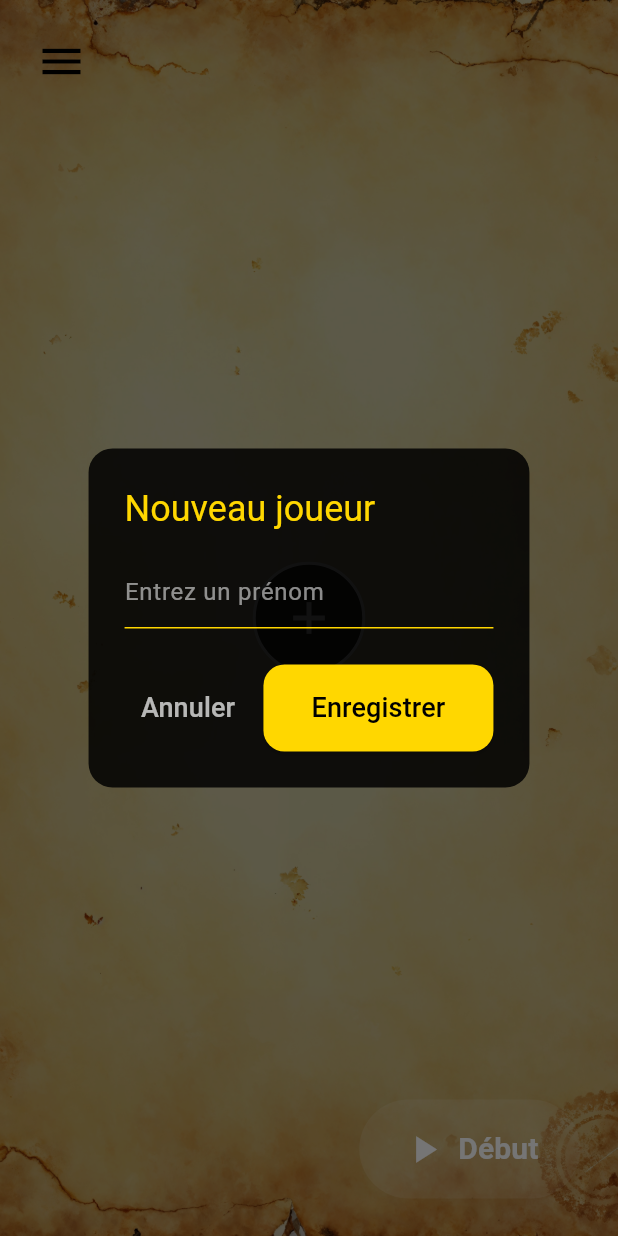
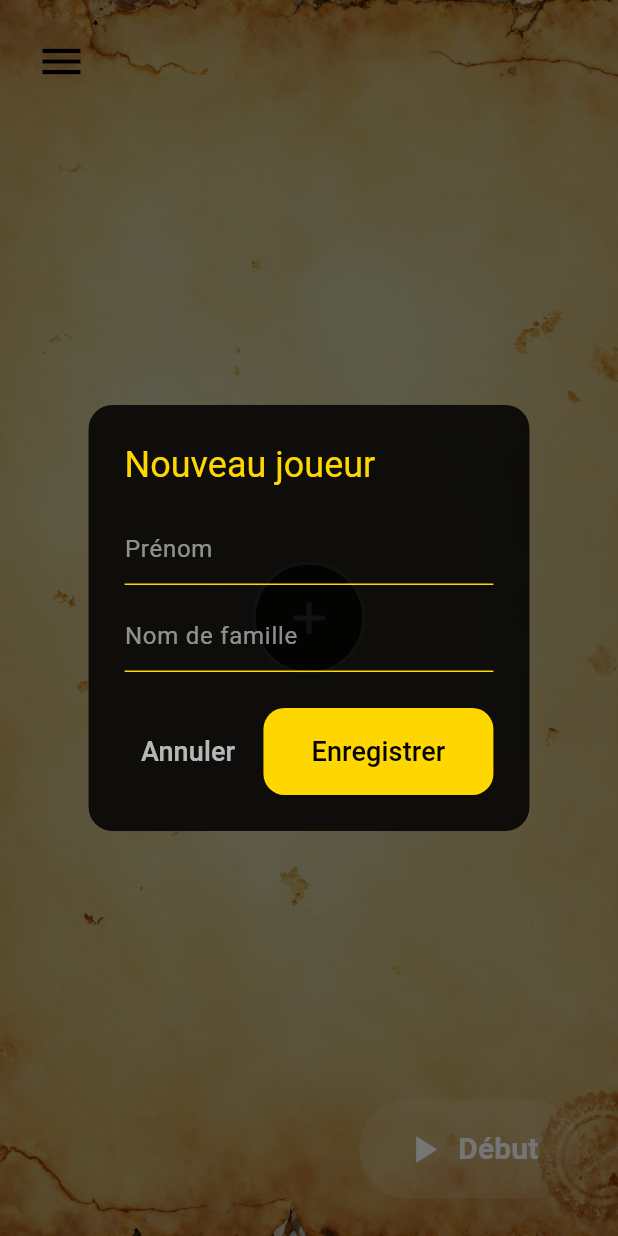
Before and after one commit to WilliamAGENEAU/Skull-King-Score, a Flutter app: the PlayerSelectionPage screen opened directly, after a tap on the "add" icon, on a phone screen of 412 x 824 dp. Run offline on Flutter 3.47's test engine with Material 3 defaults, Android fonts, the phone set to English and light mode, and no system bars; our stand-ins replace confetti, fl_chart, flutter_svg, shared_preferences; accounts and stored records are empty; Roboto replaces fonts that are missing (Poppins).

Commit message:
Mise a jours palmares + Prenom avatars + stepper retours + couleurs des courbes et tooltip

```diff
--- /dev/null
+++ b/devtools_options.yaml
@@ -0,0 +1,3 @@
+description: This file stores settings for Dart & Flutter DevTools.
+documentation: https://docs.flutter.dev/tools/devtools/extensions#configure-extension-enablement-states
+extensions:
--- a/lib/ui/pages/player_selection_page.dart
+++ b/lib/ui/pages/player_selection_page.dart
@@ -67,7 +67,7 @@ class _PlayerSelectionPageState extends State<PlayerSelectionPage>
               backgroundColor: AppTheme.primaryGold,
             ),
             onPressed: () {
-              Navigator.pop(context); // Ferme le dialogue
+              Navigator.pop(context);
               Navigator.pushAndRemoveUntil(
                 context,
                 MaterialPageRoute(builder: (_) => const HomePage()),
@@ -87,7 +87,8 @@ class _PlayerSelectionPageState extends State<PlayerSelectionPage>
   void _addPlayer() async {
     if (_players.length >= 8) return;
 
-    final TextEditingController nameController = TextEditingController();
+    final TextEditingController firstNameController = TextEditingController();
+    final TextEditingController lastNameController = TextEditingController();
 
     await showDialog(
       context: context,
@@ -101,19 +102,45 @@ class _PlayerSelectionPageState extends State<PlayerSelectionPage>
             "Nouveau joueur",
             style: TextStyle(color: AppTheme.primaryGold),
           ),
-          content: TextField(
-            controller: nameController,
+          content: Column(
+            mainAxisSize: MainAxisSize.min,
+            children: [
+              TextField(
+                controller: firstNameController,
                 style: const TextStyle(color: Colors.white),
                 decoration: const InputDecoration(
-              hintText: "Entrez un prénom",
+                  hintText: "Prénom",
                   hintStyle: TextStyle(color: Colors.white54),
                   enabledBorder: UnderlineInputBorder(
                     borderSide: BorderSide(color: AppTheme.primaryGold),
                   ),
                   focusedBorder: UnderlineInputBorder(
-                borderSide: BorderSide(color: AppTheme.primaryGold, width: 2),
+                    borderSide: BorderSide(
+                      color: AppTheme.primaryGold,
+                      width: 2,
                     ),
                   ),
+                ),
+              ),
+              const SizedBox(height: 10),
+              TextField(
+                controller: lastNameController,
+                style: const TextStyle(color: Colors.white),
+                decoration: const InputDecoration(
+                  hintText: "Nom de famille",
+                  hintStyle: TextStyle(color: Colors.white54),
+                  enabledBorder: UnderlineInputBorder(
+                    borderSide: BorderSide(color: AppTheme.primaryGold),
+                  ),
+                  focusedBorder: UnderlineInputBorder(
+                    borderSide: BorderSide(
+                      color: AppTheme.primaryGold,
+                      width: 2,
+                    ),
+                  ),
+                ),
+              ),
+            ],
           ),
           actions: [
             TextButton(
@@ -128,10 +155,18 @@ class _PlayerSelectionPageState extends State<PlayerSelectionPage>
                 backgroundColor: AppTheme.primaryGold,
               ),
               onPressed: () {
-                final name = nameController.text.trim();
-                if (name.isNotEmpty) {
-                  setState(() => _players.add(name));
+                final firstName = firstNameController.text.trim();
+                final lastName = lastNameController.text.trim();
+
+                if (firstName.isNotEmpty && lastName.isNotEmpty) {
+                  final formattedName =
+                      "${_capitalize(firstName)} ${lastName[0].toUpperCase()}.";
+                  setState(() => _players.add(formattedName));
+                } else if (firstName.isNotEmpty) {
+                  // si seul le prénom est saisi
+                  setState(() => _players.add(_capitalize(firstName)));
                 }
+
                 Navigator.pop(context);
               },
               child: const Text(
@@ -145,6 +180,10 @@ class _PlayerSelectionPageState extends State<PlayerSelectionPage>
     );
   }
 
+  String _capitalize(String text) => text.isEmpty
+      ? text
+      : text[0].toUpperCase() + text.substring(1).toLowerCase();
+
   void _removePlayer(String name) {
     setState(() => _players.remove(name));
   }
@@ -154,14 +193,10 @@ class _PlayerSelectionPageState extends State<PlayerSelectionPage>
     return Scaffold(
       body: Stack(
         children: [
-          // Image de fond
           Positioned.fill(
             child: Image.asset('assets/images/papier.jpg', fit: BoxFit.cover),
           ),
-
-          // Légère teinte pour le contraste
           Container(color: Colors.black.withOpacity(0.2)),
-          // Bouton menu haut droit
           SafeArea(
             child: Align(
               alignment: Alignment.topLeft,
@@ -175,7 +210,6 @@ class _PlayerSelectionPageState extends State<PlayerSelectionPage>
               ),
             ),
           ),
-          // Contenu centré
           FadeTransition(
             opacity: _fadeAnimation,
             child: Center(
@@ -197,8 +231,6 @@ class _PlayerSelectionPageState extends State<PlayerSelectionPage>
               ),
             ),
           ),
-
-          // Bouton Play en bas à droite
           Positioned(
             bottom: 25,
             right: 25,
--- a/lib/ui/widgets/player_avatar.dart
+++ b/lib/ui/widgets/player_avatar.dart
@@ -15,10 +15,20 @@ class PlayerAvatar extends StatelessWidget {
     this.onRemove,
   });
 
+  String _getInitials(String name) {
+    final parts = name.split(' ');
+    if (parts.length == 1) {
+      return parts.first[0].toUpperCase();
+    } else {
+      final first = parts[0].isNotEmpty ? parts[0][0].toUpperCase() : '';
+      final last = parts[1].isNotEmpty ? parts[1][0].toUpperCase() : '';
+      return "$first$last";
+    }
+  }
+
   @override
   Widget build(BuildContext context) {
     if (name == null) {
-      // Rond avec un plus (ajout de joueur)
       return GestureDetector(
         onTap: onAddPressed,
         child: Container(
@@ -34,7 +44,7 @@ class PlayerAvatar extends StatelessWidget {
       );
     }
 
-    final String initial = name!.isNotEmpty ? name![0].toUpperCase() : '?';
+    final String initials = _getInitials(name!);
 
     return Stack(
       clipBehavior: Clip.none,
@@ -51,16 +61,15 @@ class PlayerAvatar extends StatelessWidget {
           ),
           child: Center(
             child: Text(
-              initial,
+              initials,
               style: const TextStyle(
-                fontSize: 28,
+                fontSize: 26,
                 fontWeight: FontWeight.bold,
                 color: Colors.white,
               ),
             ),
           ),
         ),
-        // Croix de suppression
         if (onRemove != null)
           Positioned(
             top: -6,
```
Also changed, not shown: lib/ui/pages/palmares_page.dart (+32 -24 lines), lib/ui/pages/round_page.dart (+25 -4 lines), lib/ui/widgets/score_analysis_chart.dart (+62 -16 lines). Lines whose indentation alone changed are shown as unchanged.
